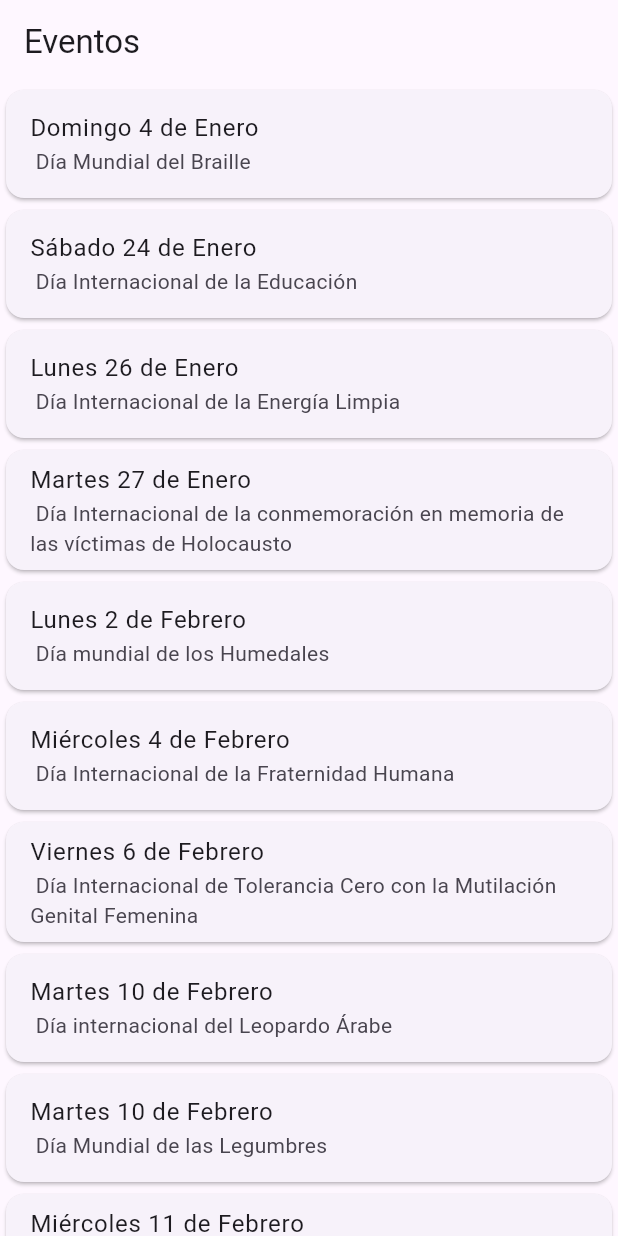
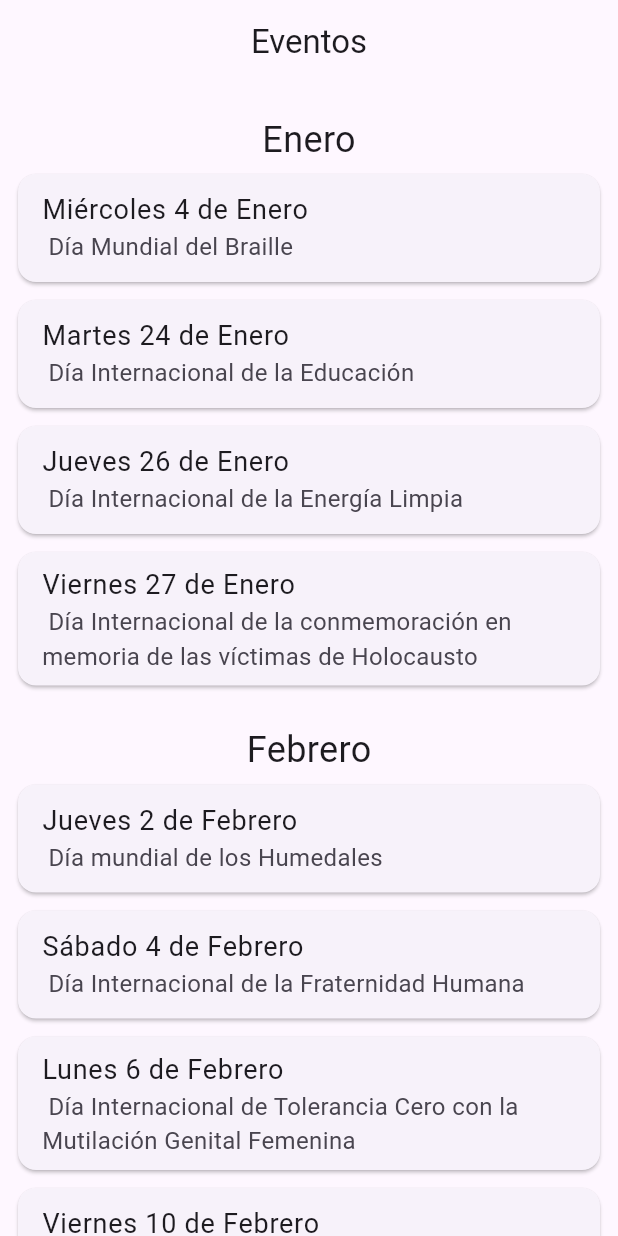
Before and after one commit to GuillermoPerez32/la_fecha, a Flutter app: the screen it shows after launch, on a phone screen of 412 x 824 dp. Run offline on Flutter 3.47's test engine with Material 3 defaults, Android fonts, the light colour scheme and no system bars; our stand-ins replace go_router.

Commit message:
events details

```diff
--- a/lib/core/app.dart
+++ b/lib/core/app.dart
@@ -11,6 +11,11 @@ class App extends StatelessWidget {
       routerConfig: router,
       title: 'Flutter Demo',
       debugShowCheckedModeBanner: false,
+      theme: ThemeData(
+        appBarTheme: const AppBarTheme(
+          centerTitle: true,
+        ),
+      ),
     );
   }
 }
--- a/lib/core/utils/date.dart
+++ b/lib/core/utils/date.dart
@@ -1,6 +1,12 @@
-// ignore: prefer_function_declarations_over_variables
-String dateFormatter(String date) {
-  //date in format d-m to names of day and month
+final List<String> days = [
+  'Domingo',
+  'Lunes',
+  'Martes',
+  'Miércoles',
+  'Jueves',
+  'Viernes',
+  'Sábado'
+];
 final List<String> months = [
   'Enero',
   'Febrero',
@@ -15,19 +21,14 @@ String dateFormatter(String date) {
   'Noviembre',
   'Diciembre'
 ];
-  final List<String> days = [
-    'Domingo',
-    'Lunes',
-    'Martes',
-    'Miércoles',
-    'Jueves',
-    'Viernes',
-    'Sábado'
-  ];
+
+final currentYear = DateTime.now().year;
+
+String dateFormatter(String date) {
   final List<String> dateParts = date.split('-');
   final int day = int.parse(dateParts[0]);
   final int month = int.parse(dateParts[1]);
-  final DateTime dateTime = DateTime(2021, month, day);
+  final DateTime dateTime = DateTime(currentYear, month, day);
   final String monthName = months[dateTime.month - 1];
   final String dayName = days[dateTime.weekday - 1];
   return '$dayName $day de $monthName';
--- a/lib/ui/pages/home_page.dart
+++ b/lib/ui/pages/home_page.dart
@@ -34,13 +34,49 @@ class _HomePageState extends State<HomePage> {
           itemCount: events.length,
           itemBuilder: (context, index) {
             Event event = events[index];
-            return Card(
+            final component = Card(
+              margin: const EdgeInsets.symmetric(horizontal: 12, vertical: 6),
               child: ListTile(
-                title: Text(dateFormatter(event.date)),
-                subtitle: Text(event.event),
+                title: Text(dateFormatter(event.date),
+                    style: const TextStyle(fontSize: 18)),
+                subtitle:
+                    Text(event.event, style: const TextStyle(fontSize: 16)),
                 onTap: () => context.go('/${event.date}', extra: event),
               ),
             );
+            if (index != 0 &&
+                event.date.split('-')[1] !=
+                    events[index - 1].date.split('-')[1]) {
+              return Column(
+                children: [
+                  Padding(
+                    padding: const EdgeInsets.only(top: 20.0),
+                    child: Text(
+                      months[int.parse(event.date.split('-')[1]) - 1],
+                      style: const TextStyle(fontSize: 24),
+                    ),
+                  ),
+                  component,
+                ],
+              );
+            }
+
+            if (index == 0) {
+              return Column(
+                children: [
+                  Padding(
+                    padding: const EdgeInsets.only(top: 20.0),
+                    child: Text(
+                      months[int.parse(event.date.split('-')[1]) - 1],
+                      style: const TextStyle(fontSize: 24),
+                    ),
+                  ),
+                  component,
+                ],
+              );
+            }
+
+            return component;
           },
         ));
   }
```
Also changed, not shown: lib/ui/pages/event_detail_page.dart (+23 -1 lines). Lines whose indentation alone changed are shown as unchanged.
